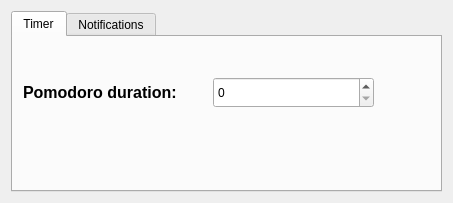
Old version of the form settingsdialog.ui in the repository TiagoSBO/qt-pomodoro-timer.
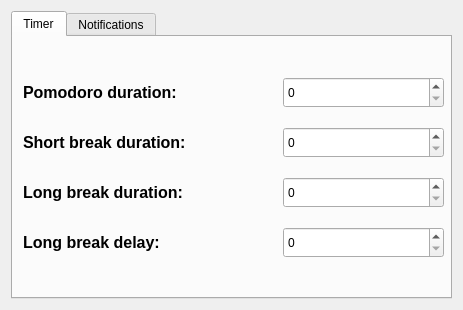
New version of the form.

The edit to the form file:
```diff
--- a/settingsdialog.ui
+++ b/settingsdialog.ui
@@ -6,8 +6,8 @@
    <rect>
     <x>0</x>
     <y>0</y>
-    <width>453</width>
-    <height>203</height>
+    <width>463</width>
+    <height>310</height>
    </rect>
   </property>
   <property name="windowTitle">
@@ -38,7 +38,7 @@
       <widget class="QSpinBox" name="boxTimerDuration">
        <property name="geometry">
         <rect>
-         <x>200</x>
+         <x>270</x>
          <y>40</y>
          <width>161</width>
          <height>31</height>
@@ -64,6 +64,93 @@
         <string>Pomodoro duration:</string>
        </property>
       </widget>
+      <widget class="QLabel" name="labelShortBreak">
+       <property name="geometry">
+        <rect>
+         <x>10</x>
+         <y>90</y>
+         <width>221</width>
+         <height>31</height>
+        </rect>
+       </property>
+       <property name="font">
+        <font>
+         <pointsize>12</pointsize>
+         <bold>true</bold>
+        </font>
+       </property>
+       <property name="text">
+        <string>Short break duration:</string>
+       </property>
+      </widget>
+      <widget class="QSpinBox" name="setShortBreak">
+       <property name="geometry">
+        <rect>
+         <x>270</x>
+         <y>90</y>
+         <width>161</width>
+         <height>31</height>
+        </rect>
+       </property>
+      </widget>
+      <widget class="QLabel" name="labelLongBreak">
+       <property name="geometry">
+        <rect>
+         <x>10</x>
+         <y>140</y>
+         <width>221</width>
+         <height>31</height>
+        </rect>
+       </property>
+       <property name="font">
+        <font>
+         <pointsize>12</pointsize>
+         <bold>true</bold>
+        </font>
+       </property>
+       <property name="text">
+        <string>Long break duration:</string>
+       </property>
+      </widget>
+      <widget class="QSpinBox" name="setLongBreak">
+       <property name="geometry">
+        <rect>
+         <x>270</x>
+         <y>140</y>
+         <width>161</width>
+         <height>31</height>
+        </rect>
+       </property>
+      </widget>
+      <widget class="QLabel" name="labelLongBreakDelay">
+       <property name="geometry">
+        <rect>
+         <x>10</x>
+         <y>190</y>
+         <width>221</width>
+         <height>31</height>
+        </rect>
+       </property>
+       <property name="font">
+        <font>
+         <pointsize>12</pointsize>
+         <bold>true</bold>
+        </font>
+       </property>
+       <property name="text">
+        <string>Long break delay:</string>
+       </property>
+      </widget>
+      <widget class="QSpinBox" name="setLongBreakDelay">
+       <property name="geometry">
+        <rect>
+         <x>270</x>
+         <y>190</y>
+         <width>161</width>
+         <height>31</height>
+        </rect>
+       </property>
+      </widget>
      </widget>
      <widget class="QWidget" name="configNotifications">
       <attribute name="title">
```
Left out of the diff: 2 changed lines with no effect on the pictures.
